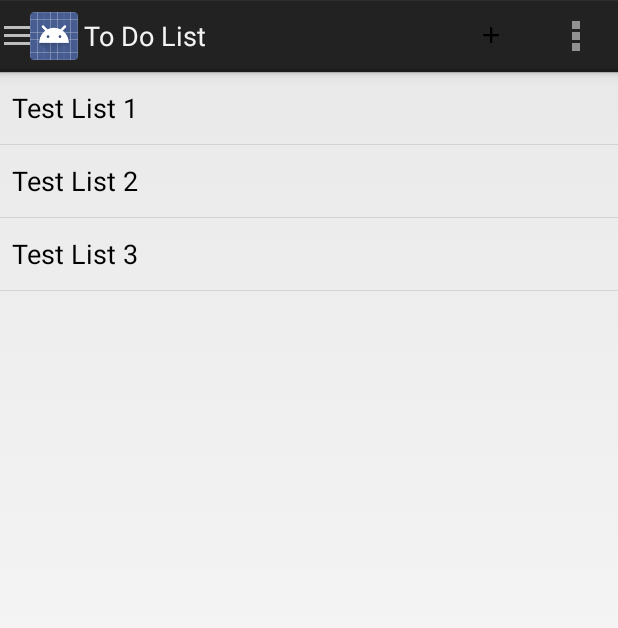
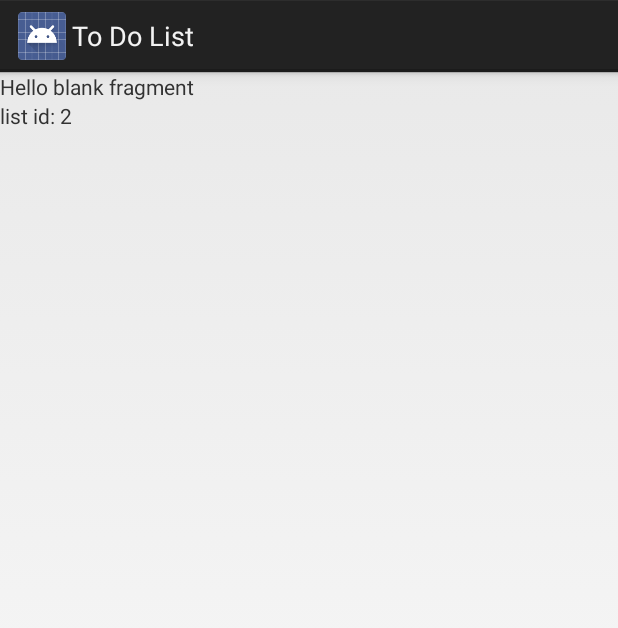
Before and after one commit to ngorham/ToDoList, an Android app: the screen it shows after launch (MainActivity before the commit, ListDetailActivity after it), after a tap on "Test List 3", on a phone screen of 412 x 824 dp. Shown: the top 628 px of the screen. Run offline under Robolectric (Android 15) with nearby library versions, the phone set to English and light mode, and no system bars.

Commit message:
ToDoList Update 4 3/10/2018
LIstDetailActivity added: used for viewing selected list and list
entries associated with selected list

```diff
--- a/app/src/main/AndroidManifest.xml
+++ b/app/src/main/AndroidManifest.xml
@@ -9,7 +9,8 @@
         android:roundIcon="@mipmap/ic_launcher_round"
         android:supportsRtl="true"
         android:theme="@style/AppTheme">
-        <activity android:name=".MainActivity"
+        <activity
+            android:name=".MainActivity"
             android:label="@string/app_name">
             <intent-filter>
                 <action android:name="android.intent.action.MAIN" />
@@ -17,6 +18,7 @@
                 <category android:name="android.intent.category.LAUNCHER" />
             </intent-filter>
         </activity>
+        <activity android:name=".ListDetailActivity"></activity>
     </application>
 
 </manifest>
--- /dev/null
+++ b/app/src/main/java/net/ngorham/todolist/ListDetailActivity.java
@@ -0,0 +1,29 @@
+package net.ngorham.todolist;
+
+import android.app.Activity;
+import android.app.Fragment;
+import android.app.FragmentTransaction;
+import android.os.Bundle;
+
+public class ListDetailActivity extends Activity {
+    //Public constants
+    public static final String EXTRA_LIST_ID = "id";
+
+    @Override
+    protected void onCreate(Bundle savedInstanceState) {
+        super.onCreate(savedInstanceState);
+        setContentView(R.layout.activity_list_detail);
+        //Populate content frame with fragment
+        ListDetailFragment frag = (ListDetailFragment)
+                getFragmentManager().findFragmentById(R.id.content_frame);
+        int listId = (int)getIntent().getExtras().get(EXTRA_LIST_ID);
+        frag.setListId(listId);
+        /*Fragment frag;
+        frag = new ListDetailFragment();
+        FragmentTransaction ft = getFragmentManager().beginTransaction();
+        ft.replace(R.id.content_frame, frag, "visible_frag");
+        ft.addToBackStack(null);
+        ft.setTransition(FragmentTransaction.TRANSIT_FRAGMENT_FADE);
+        ft.commit();*/
+    }
+}
--- /dev/null
+++ b/app/src/main/java/net/ngorham/todolist/ListDetailFragment.java
@@ -0,0 +1,54 @@
+package net.ngorham.todolist;
+
+
+import android.os.Bundle;
+import android.app.Fragment;
+import android.view.LayoutInflater;
+import android.view.View;
+import android.view.ViewGroup;
+import android.widget.TextView;
+
+
+/**
+ * A simple {@link Fragment} subclass.
+ */
+public class ListDetailFragment extends Fragment {
+    //Private variables
+    private long listId;
+
+    public ListDetailFragment() {
+        // Required empty public constructor
+    }
+
+
+    @Override
+    public View onCreateView(LayoutInflater inflater, ViewGroup container,
+                             Bundle savedInstanceState) {
+        if(savedInstanceState != null){
+            listId = savedInstanceState.getLong("listId");
+        }
+        // Inflate the layout for this fragment
+        return inflater.inflate(R.layout.fragment_list_detail, container, false);
+    }
+
+    @Override
+    public void onStart(){
+        super.onStart();
+        View view = getView();
+        if(view != null){
+            TextView test = view.findViewById(R.id.test_view);
+            String test_id = "list id: " + Long.toString(listId);
+            test.setText(test_id);
+        }
+    }
+
+    @Override
+    public void onSaveInstanceState(Bundle savedInstanceState){
+        savedInstanceState.putLong("listId", listId);
+    }
+
+    //Set list ID
+    public void setListId(long id){
+        this.listId = id;
+    }
+}
--- a/app/src/main/java/net/ngorham/todolist/MainActivity.java
+++ b/app/src/main/java/net/ngorham/todolist/MainActivity.java
@@ -4,6 +4,7 @@ import android.app.Activity;
 import android.app.Fragment;
 import android.app.FragmentManager;
 import android.app.FragmentTransaction;
+import android.content.Intent;
 import android.content.res.Configuration;
 import android.os.Bundle;
 import android.support.v4.widget.DrawerLayout;
@@ -15,7 +16,7 @@ import android.widget.ArrayAdapter;
 import android.widget.ListView;
 import android.widget.AdapterView;
 
-public class MainActivity extends Activity {
+public class MainActivity extends Activity  implements TopFragment.TopListener {
     //Private variables
     private String[] drawerTitles;
     private ListView drawerList;
@@ -171,6 +172,7 @@ public class MainActivity extends Activity {
         //close drawer
         drawerLayout.closeDrawer(drawerList);
     }
+
     //Set title in action bar
     private void setActionBarTitle(int pos){
         String title;
@@ -181,4 +183,12 @@ public class MainActivity extends Activity {
         }
         getActionBar().setTitle(title);
     }
+
+    //Called when an item in TopFragment is clicked
+    @Override
+    public void itemClicked(long id){
+        Intent intent = new Intent(this, ListDetailActivity.class);
+        intent.putExtra(ListDetailActivity.EXTRA_LIST_ID, (int)id);
+        startActivity(intent);
+    }
 }
--- a/app/src/main/java/net/ngorham/todolist/TopFragment.java
+++ b/app/src/main/java/net/ngorham/todolist/TopFragment.java
@@ -1,23 +1,29 @@
 package net.ngorham.todolist;
 
-
+import android.app.Activity;
+import android.app.ListFragment;
 import android.os.Bundle;
-import android.app.ListFragment;
 import android.view.LayoutInflater;
 import android.view.View;
 import android.view.ViewGroup;
 import android.widget.ArrayAdapter;
+import android.widget.ListView;
 
 /**
  * A simple {@link ListFragment} subclass.
  */
 public class TopFragment extends ListFragment {
 
+    interface TopListener {
+        void itemClicked(long id);
+    }
+
+    //Private Variables
+    private TopListener listener;
 
     public TopFragment() {
         // Required empty public constructor
     }
-
 
     @Override
     public View onCreateView(LayoutInflater inflater, ViewGroup container,
@@ -30,4 +36,18 @@ public class TopFragment extends ListFragment {
         return super.onCreateView(inflater, container, savedInstanceState);
     }
 
+    //Attach listFragment listener to current activity
+    @Override
+    public void onAttach(Activity activity){
+        super.onAttach(activity);
+        this.listener = (TopListener)activity;
+    }
+
+    @Override
+    public void onListItemClick(ListView listView, View view, int pos, long id){
+        if(listener != null){
+            listener.itemClicked(id);
+        }
+    }
+
 }
--- /dev/null
+++ b/app/src/main/res/layout/activity_list_detail.xml
@@ -0,0 +1,23 @@
+<?xml version="1.0" encoding="utf-8"?>
+<android.support.v4.widget.DrawerLayout xmlns:android="http://schemas.android.com/apk/res/android"
+    xmlns:app="http://schemas.android.com/apk/res-auto"
+    android:id="@+id/drawer_layout"
+    android:layout_width="match_parent"
+    android:layout_height="match_parent">
+
+    <fragment
+        class="net.ngorham.todolist.ListDetailFragment"
+        android:id="@+id/content_frame"
+        android:layout_width="match_parent"
+        android:layout_height="match_parent" />
+
+    <ListView
+        android:id="@+id/drawer"
+        android:layout_width="240dp"
+        android:layout_height="match_parent"
+        android:layout_gravity="start"
+        android:choiceMode="singleChoice"
+        android:divider="@android:color/transparent"
+        android:dividerHeight="0dp"
+        android:background="#ffffff" />
+</android.support.v4.widget.DrawerLayout>
--- /dev/null
+++ b/app/src/main/res/layout/fragment_list_detail.xml
@@ -0,0 +1,18 @@
+<LinearLayout xmlns:android="http://schemas.android.com/apk/res/android"
+    xmlns:tools="http://schemas.android.com/tools"
+    android:layout_width="match_parent"
+    android:layout_height="match_parent"
+    android:orientation="vertical"
+    tools:context="net.ngorham.todolist.ListDetailFragment">
+
+    <!-- TODO: Update blank fragment layout -->
+    <TextView
+        android:layout_width="match_parent"
+        android:layout_height="wrap_content"
+        android:text="@string/hello_blank_fragment" />
+    <TextView
+        android:id="@+id/test_view"
+        android:layout_width="wrap_content"
+        android:layout_height="wrap_content" />
+
+</LinearLayout>
```
